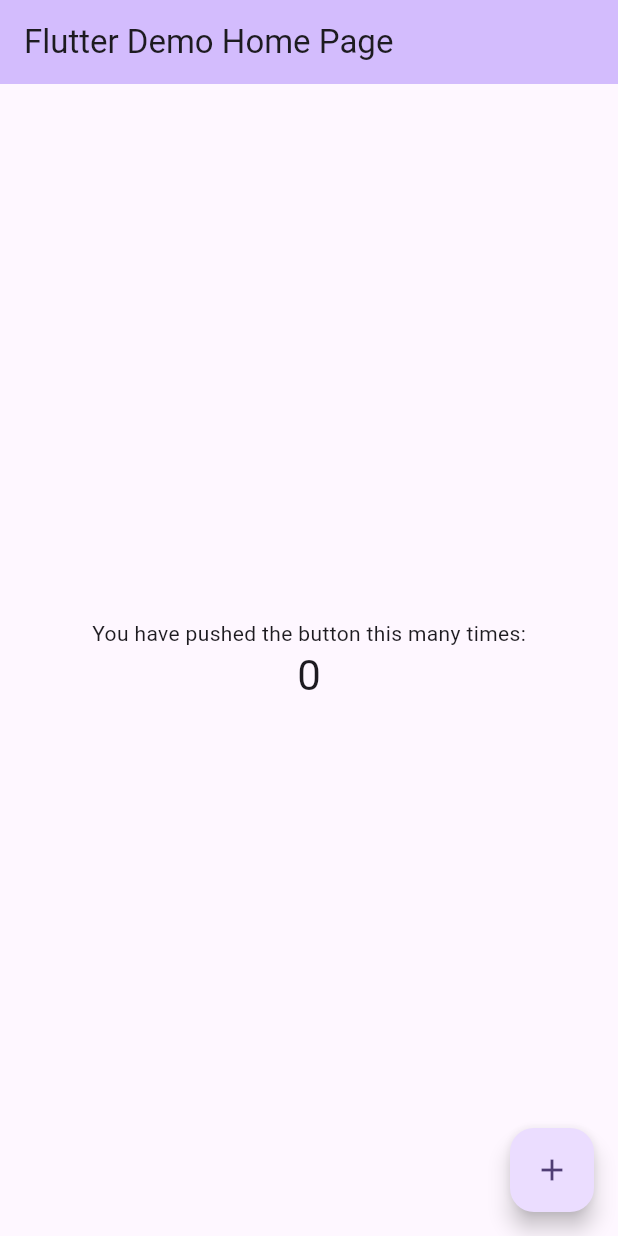
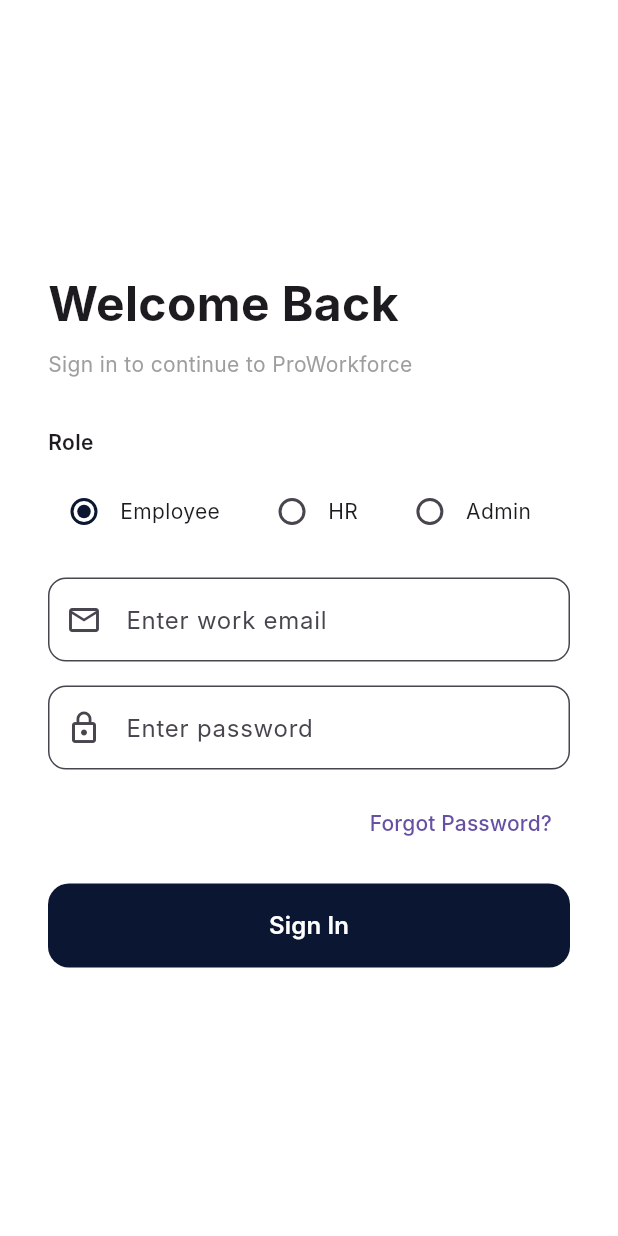
Before and after one commit to kingtech8001/kt_prod_staff_manage, a Flutter app: the screen it shows after launch, on a phone screen of 412 x 824 dp. Run offline on Flutter 3.47's test engine with Material 3 defaults, Android fonts, the phone set to English and light mode, and no system bars; our stand-ins replace get; Roboto replaces fonts that are missing (Inter).

Commit message:
Created the first login page

```diff
--- /dev/null
+++ b/lib/core/theme/app_theme.dart
@@ -0,0 +1,5 @@
+import 'package:flutter/material.dart';
+
+class AppTheme {
+  static ThemeData lightTheme = ThemeData(useMaterial3: true, fontFamily: 'Inter', scaffoldBackgroundColor: const Color(0xFFF8FAFC));
+}
--- /dev/null
+++ b/lib/core/widgets/app_textfield.dart
@@ -0,0 +1,23 @@
+import 'package:flutter/material.dart';
+
+class AppTextField extends StatelessWidget {
+  final String hint;
+  final bool obscureText;
+  final IconData prefixIcon;
+
+  const AppTextField({super.key, required this.hint, required this.prefixIcon, this.obscureText = false});
+
+  @override
+  Widget build(BuildContext context) {
+    return TextField(
+      obscureText: obscureText,
+      decoration: InputDecoration(
+        hintText: hint,
+        prefixIcon: Icon(prefixIcon),
+        filled: true,
+        fillColor: Colors.white,
+        border: OutlineInputBorder(borderRadius: BorderRadius.circular(12)),
+      ),
+    );
+  }
+}
--- /dev/null
+++ b/lib/features/auth/controller/login_controller.dart
@@ -0,0 +1,9 @@
+import 'package:get/get.dart';
+
+class LoginController extends GetxController {
+  final selectedRole = 'Employee'.obs;
+
+  void changeRole(String role) {
+    selectedRole.value = role;
+  }
+}
--- /dev/null
+++ b/lib/features/auth/screens/login_view.dart
@@ -0,0 +1,34 @@
+import 'package:flutter/material.dart';
+import '../widgets/login_form.dart';
+import '../widgets/login_hero_section.dart';
+
+class LoginView extends StatelessWidget {
+  const LoginView({super.key});
+
+  @override
+  Widget build(BuildContext context) {
+    final width = MediaQuery.of(context).size.width;
+
+    final isDesktop = width >= 1200;
+
+    return Scaffold(
+      body: Row(
+        children: [
+          if (isDesktop)
+            Expanded(
+              flex: 5,
+              child: Container(color: const Color(0xFFEEF2FF), child: const LoginHeroSection()),
+            ),
+
+          Expanded(
+            flex: 5,
+            child: Container(
+              color: Colors.white,
+              child: Center(child: LoginForm()),
+            ),
+          ),
+        ],
+      ),
+    );
+  }
+}
--- /dev/null
+++ b/lib/features/auth/widgets/login_form.dart
@@ -0,0 +1,99 @@
+import 'package:flutter/material.dart';
+import 'package:get/get.dart';
+
+import '../../../core/widgets/app_textfield.dart';
+import '../controller/login_controller.dart';
+
+class LoginForm extends StatelessWidget {
+  LoginForm({super.key});
+
+  final controller = Get.put(LoginController());
+
+  @override
+  Widget build(BuildContext context) {
+    return Center(
+      child: Container(
+        constraints: const BoxConstraints(maxWidth: 450),
+        padding: const EdgeInsets.all(32),
+        child: Column(
+          mainAxisSize: MainAxisSize.min,
+          crossAxisAlignment: CrossAxisAlignment.start,
+          children: [
+            const Text('Welcome Back', style: TextStyle(fontSize: 32, fontWeight: FontWeight.bold)),
+
+            const SizedBox(height: 8),
+
+            const Text('Sign in to continue to ProWorkforce', style: TextStyle(color: Colors.grey)),
+
+            const SizedBox(height: 32),
+
+            const Text('Role', style: TextStyle(fontWeight: FontWeight.w600)),
+
+            const SizedBox(height: 12),
+
+            Obx(
+              () => Row(
+                children: [
+                  Radio<String>(
+                    activeColor: const Color(0xFF0B1633),
+                    value: 'Employee',
+                    groupValue: controller.selectedRole.value,
+                    onChanged: (value) => controller.changeRole(value!),
+                  ),
+                  const Text('Employee'),
+
+                  const SizedBox(width: 24),
+
+                  Radio<String>(activeColor: const Color(0xFF0B1633), value: 'HR', groupValue: controller.selectedRole.value, onChanged: (value) => controller.changeRole(value!)),
+                  const Text('HR'),
+
+                  const SizedBox(width: 24),
+
+                  Radio<String>(
+                    activeColor: const Color(0xFF0B1633),
+                    value: 'Admin',
+                    groupValue: controller.selectedRole.value,
+                    onChanged: (value) => controller.changeRole(value!),
+                  ),
+                  const Text('Admin'),
+                ],
+              ),
+            ),
+
+            const SizedBox(height: 20),
+
+            const AppTextField(hint: 'Enter work email', prefixIcon: Icons.email_outlined),
+
+            const SizedBox(height: 16),
+
+            const AppTextField(hint: 'Enter password', prefixIcon: Icons.lock_outline, obscureText: true),
+
+            const SizedBox(height: 12),
+
+            Align(
+              alignment: Alignment.centerRight,
+              child: TextButton(onPressed: () {}, child: const Text('Forgot Password?')),
+            ),
+
+            const SizedBox(height: 16),
+
+            SizedBox(
+              width: double.infinity,
+              height: 56,
+              child: ElevatedButton(
+                style: ElevatedButton.styleFrom(
+                  backgroundColor: const Color(0xFF0B1633),
+                  foregroundColor: Colors.white,
+                  elevation: 0,
+                  shape: RoundedRectangleBorder(borderRadius: BorderRadius.circular(14)),
+                ),
+                onPressed: () {},
+                child: const Text('Sign In', style: TextStyle(fontSize: 16, fontWeight: FontWeight.w600)),
+              ),
+            ),
+          ],
+        ),
+      ),
+    );
+  }
+}
--- a/lib/main.dart
+++ b/lib/main.dart
@@ -1,4 +1,7 @@
 import 'package:flutter/material.dart';
+import 'package:get/get.dart';
+import 'features/auth/screens/login_view.dart';
+import 'core/theme/app_theme.dart';
 
 void main() {
   runApp(const MyApp());
@@ -6,91 +9,9 @@
 
 class MyApp extends StatelessWidget {
   const MyApp({super.key});
-  @override
-  Widget build(BuildContext context) {
-    return MaterialApp(
-      title: 'Flutter Demo',
-      theme: ThemeData(colorScheme: .fromSeed(seedColor: Colors.deepPurple)),
-      home: const MyHomePage(title: 'Flutter Demo Home Page'),
-    );
-  }
-}
-
-class MyHomePage extends StatefulWidget {
-  const MyHomePage({super.key, required this.title});
-
-  // This widget is the home page of your application. It is stateful, meaning
-  // that it has a State object (defined below) that contains fields that affect
-  // how it looks.
-
-  // This class is the configuration for the state. It holds the values (in this
-  // case the title) provided by the parent (in this case the App widget) and
-  // used by the build method of the State. Fields in a Widget subclass are
-  // always marked "final".
-
-  final String title;
-
-  @override
-  State<MyHomePage> createState() => _MyHomePageState();
-}
-
-class _MyHomePageState extends State<MyHomePage> {
-  int _counter = 0;
-
-  void _incrementCounter() {
-    setState(() {
-      // This call to setState tells the Flutter framework that something has
-      // changed in this State, which causes it to rerun the build method below
-      // so that the display can reflect the updated values. If we changed
-      // _counter without calling setState(), then the build method would not be
-      // called again, and so nothing would appear to happen.
-      _counter++;
-    });
-  }
 
   @override
   Widget build(BuildContext context) {
-    // This method is rerun every time setState is called, for instance as done
-    // by the _incrementCounter method above.
-    //
-    // The Flutter framework has been optimized to make rerunning build methods
-    // fast, so that you can just rebuild anything that needs updating rather
-    // than having to individually change instances of widgets.
-    return Scaffold(
-      appBar: AppBar(
-        // TRY THIS: Try changing the color here to a specific color (to
-        // Colors.amber, perhaps?) and trigger a hot reload to see the AppBar
-        // change color while the other colors stay the same.
-        backgroundColor: Theme.of(context).colorScheme.inversePrimary,
-        // Here we take the value from the MyHomePage object that was created by
-        // the App.build method, and use it to set our appbar title.
-        title: Text(widget.title),
-      ),
-      body: Center(
-        // Center is a layout widget. It takes a single child and positions it
-        // in the middle of the parent.
-        child: Column(
-          // Column is also a layout widget. It takes a list of children and
-          // arranges them vertically. By default, it sizes itself to fit its
-          // children horizontally, and tries to be as tall as its parent.
-          //
-          // Column has various properties to control how it sizes itself and
-          // how it positions its children. Here we use mainAxisAlignment to
-          // center the children vertically; the main axis here is the vertical
-          // axis because Columns are vertical (the cross axis would be
-          // horizontal).
-          //
-          // TRY THIS: Invoke "debug painting" (choose the "Toggle Debug Paint"
-          // action in the IDE, or press "p" in the console), to see the
-          // wireframe for each widget.
-          mainAxisAlignment: .center,
-          children: [
-            const Text('You have pushed the button this many times:'),
-            Text('$_counter', style: Theme.of(context).textTheme.headlineMedium),
-          ],
-        ),
-      ),
-      floatingActionButton: FloatingActionButton(onPressed: _incrementCounter, tooltip: 'Increment', child: const Icon(Icons.add)),
-    );
+    return GetMaterialApp(debugShowCheckedModeBanner: false, title: 'ProWorkforce', theme: AppTheme.lightTheme, home: const LoginView());
   }
 }
--- a/pubspec.yaml
+++ b/pubspec.yaml
@@ -38,6 +38,7 @@
 dev_dependencies:
   flutter_test:
     sdk: flutter
+  get: ^4.7.2
 
   # The "flutter_lints" package below contains a set of recommended lints to
   # encourage good coding practices. The lint set provided by the package is
```
Also changed, not shown: lib/core/constants/app_colors.dart (added, +25 -0 lines), lib/features/auth/widgets/login_hero_section.dart (added, +54 -0 lines), lib/features/auth/widgets/role_selector.dart (added), pubspec.lock.
